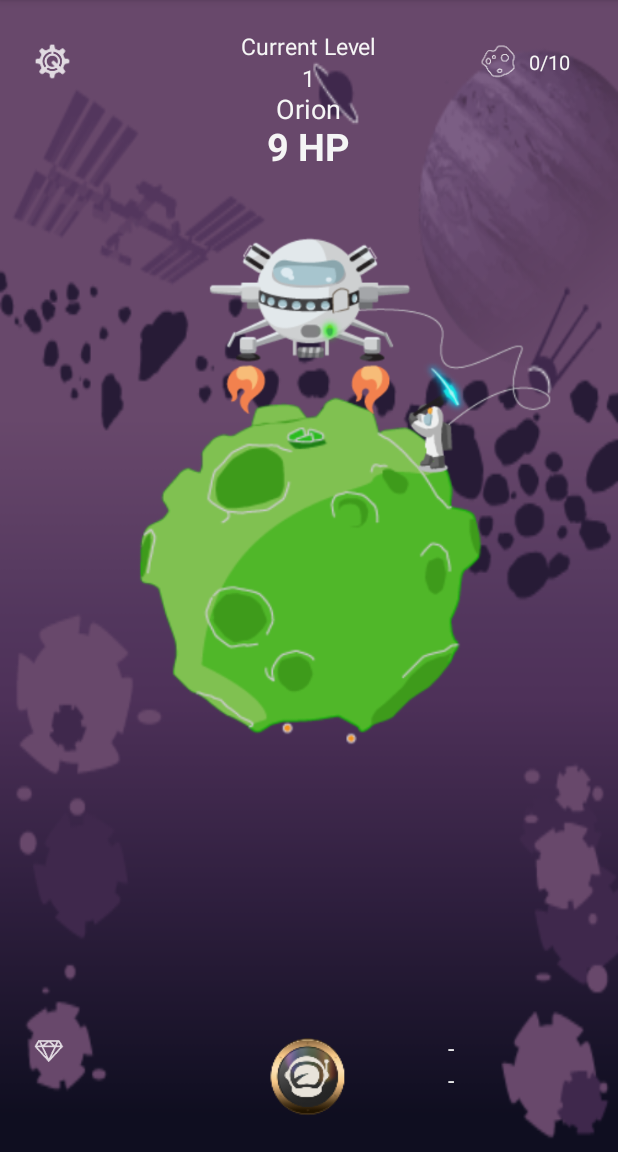
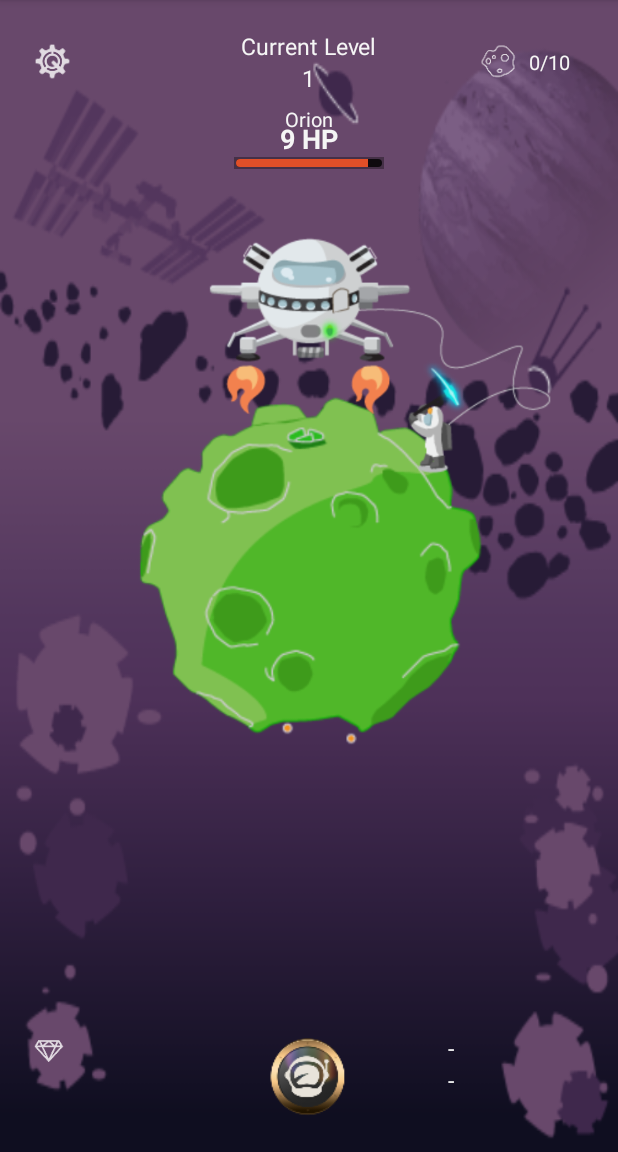
Before and after one commit to adrienLePiou/SpaceMining, an Android app: the first screen one second after launch (MainActivity), on a phone screen of 412 x 824 dp, the part 84-1236 px from its top. Run offline under Robolectric (Android 15) with nearby library versions, the phone set to English and light mode, and no system bars.

Commit message:
New HP bar

```diff
--- a/app/src/main/java/com/alp/android/spacemining/ComonautUpgrade.java
+++ b/app/src/main/java/com/alp/android/spacemining/ComonautUpgrade.java
@@ -93,7 +93,6 @@ public class ComonautUpgrade extends Fragment implements View.OnClickListener {
         mButton = (ImageButton) view.findViewById(R.id.imageButton1);
         mButton.setOnClickListener((View.OnClickListener) this);
         tv.setText("10");
-        Log.d("LOG VIEW", String.valueOf(view));
     }
 
     @Override
@@ -184,4 +183,5 @@ public class ComonautUpgrade extends Fragment implements View.OnClickListener {
 
 
 
+
 }
--- a/app/src/main/java/com/alp/android/spacemining/MainActivity.java
+++ b/app/src/main/java/com/alp/android/spacemining/MainActivity.java
@@ -22,6 +22,7 @@ import android.view.ViewGroup;
 import android.widget.ImageButton;
 import android.widget.ImageView;
 import android.widget.PopupMenu;
+import android.widget.ProgressBar;
 import android.widget.RelativeLayout;
 import android.widget.TextView;
 import android.widget.Toast;
@@ -54,6 +55,11 @@ import java.util.Timer;
 public class MainActivity extends Activity implements ComonautUpgrade.OnFragmentInteractionListener{
 
     Fragment f;
+    private static final int PROGRESS = 0x1;
+
+    private ProgressBar mProgress;
+    private int mProgressStatus = 0;
+    private Handler progressHandler = new Handler();
 
     @Override
     protected void onCreate(Bundle savedInstanceState) {
@@ -64,10 +70,8 @@ public class MainActivity extends Activity implements ComonautUpgrade.OnFragment
         displayLvlName(LvlName);
 
         final LinearLayout fragContainer = (LinearLayout) findViewById(R.id.llFragmentContainer);
-
         final LinearLayout ll = new LinearLayout(this);
         ll.setOrientation(LinearLayout.VERTICAL);
-
         ll.setId(R.id.my_linear_layout_fragment);
 
         FragmentTransaction ft = getFragmentManager().beginTransaction();
@@ -107,8 +111,31 @@ public class MainActivity extends Activity implements ComonautUpgrade.OnFragment
                 ft.commit();
 
             }
+
+
         });
 
+        //HP PROGRESS BAR
+        mProgress = (ProgressBar) findViewById(R.id.progress_bar);
+        mProgress.setMax(asteroidMaxHP);
+
+
+
+        // Start lengthy operation in a background thread
+        new Thread(new Runnable() {
+            public void run() {
+                while (mProgressStatus < 100) {
+                    mProgressStatus = doWork();
+
+                    // Update the progress bar
+                    progressHandler.post(new Runnable() {
+                        public void run() {
+                            mProgress.setProgress(mProgressStatus);
+                        }
+                    });
+                }
+            }
+        }).start();
 
         // DPS TIMER METHOD
         final Handler h = new Handler();
@@ -156,6 +183,9 @@ public class MainActivity extends Activity implements ComonautUpgrade.OnFragment
 
     }
 
+    private int doWork() {
+       return asteroidHP;
+    }
 
 
     @Override
@@ -243,6 +273,7 @@ public class MainActivity extends Activity implements ComonautUpgrade.OnFragment
     Spaceship spaceship = new Spaceship();
     int spaceshipDPS = spaceship.getDPS();
     int asteroidHP = Asteroid.getAsteroidHP();
+    int asteroidMaxHP = Asteroid.getAsteroidHP();
     int lvl = 1;
     String AsteroidStyle = Asteroid.getAsteroidStyle();
     int astKilled = 0;
@@ -302,7 +333,8 @@ public class MainActivity extends Activity implements ComonautUpgrade.OnFragment
                 astKilled = 0;
                 Asteroid = new asteroid(); /* We create the new monster */
                 Asteroid.setLvl(lvl); /* We set the new lvl */
-                asteroidHP = Asteroid.getAsteroidHP(); /* We create a new monster */
+                asteroidHP = Asteroid.getAsteroidHP(); /* We get the new asteroid's hp amount */
+                asteroidMaxHP = Asteroid.getAsteroidHP(); /* We set the new asteroid's max hp */
                 AsteroidStyle = Asteroid.getAsteroidStyle(); /* We get its color */
                 displayMobLife(asteroidHP); /* We display the monster's HP */
                 displayAsteroidStyle(AsteroidStyle); /* We display its color */
@@ -310,7 +342,8 @@ public class MainActivity extends Activity implements ComonautUpgrade.OnFragment
             } else { /* If we didn't kill 10 monsters */
                 Asteroid = new asteroid(); /* We create the new monster */
                 Asteroid.setLvl(lvl); /* We set the new lvl */
-                asteroidHP = Asteroid.getAsteroidHP(); /* We create a new monster */
+                asteroidHP = Asteroid.getAsteroidHP(); /* We get the new asteroid's hp amount */
+                asteroidMaxHP = Asteroid.getAsteroidHP(); /* We set the new asteroid's max hp */
                 AsteroidStyle = Asteroid.getAsteroidStyle(); /* We get its color */
                 displayMobLife(asteroidHP); /* We display the monster's HP */
                 displayAsteroidStyle(AsteroidStyle); /* We display its color */
@@ -338,6 +371,8 @@ public class MainActivity extends Activity implements ComonautUpgrade.OnFragment
                     Toast.LENGTH_SHORT
             ).show();
         }
+
+
     }
 
 
--- a/app/src/main/res/layout/activity_main.xml
+++ b/app/src/main/res/layout/activity_main.xml
@@ -103,8 +103,8 @@
         android:layout_width="wrap_content"
         android:layout_height="wrap_content"
         android:layout_centerHorizontal="true"
-        android:layout_marginTop="60dp"
-        android:textSize="18sp"
+        android:layout_marginTop="70dp"
+        android:textSize="13sp"
         android:textColor="#f5f5f5"
 
         />
@@ -115,11 +115,25 @@
         android:layout_width="wrap_content"
         android:layout_height="wrap_content"
         android:layout_centerHorizontal="true"
-        android:textSize="25sp"
+        android:textSize="18sp"
         android:layout_marginTop="80dp"
         android:textStyle="bold"
         android:textColor="#f5f5f5"
         />
+    <ProgressBar
+        android:layout_width="100dp"
+        android:layout_height="8dp"
+        android:layout_below="@id/asteroidHPTxt"
+        style="@android:style/Widget.ProgressBar.Horizontal"
+        android:id="@+id/progress_bar"
+        android:layout_centerInParent="true"
+        android:progressBackgroundTint="#CC000000"
+        android:progressTint="#e04f28"
+        android:background="#55000000"
+        android:padding="1dp"
+        android:animationResolution="100"
+
+     />
 
 
     <ImageView
```
Also changed, not shown: app/src/main/res/layout/fragment_comonaut_upgrade.xml (+26 -6 lines).
